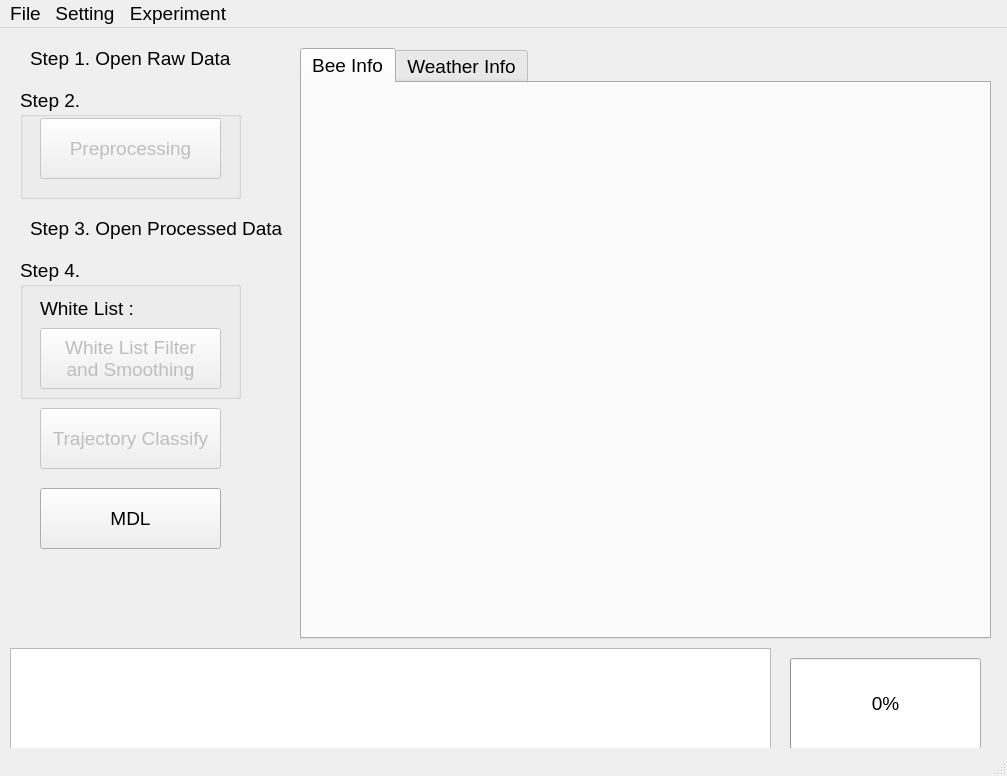
Above: dataprocesswindow.ui from jefftsai8049/In-hive_Honey_Bee_Monitoring_System before the change. Below: the same form after it.
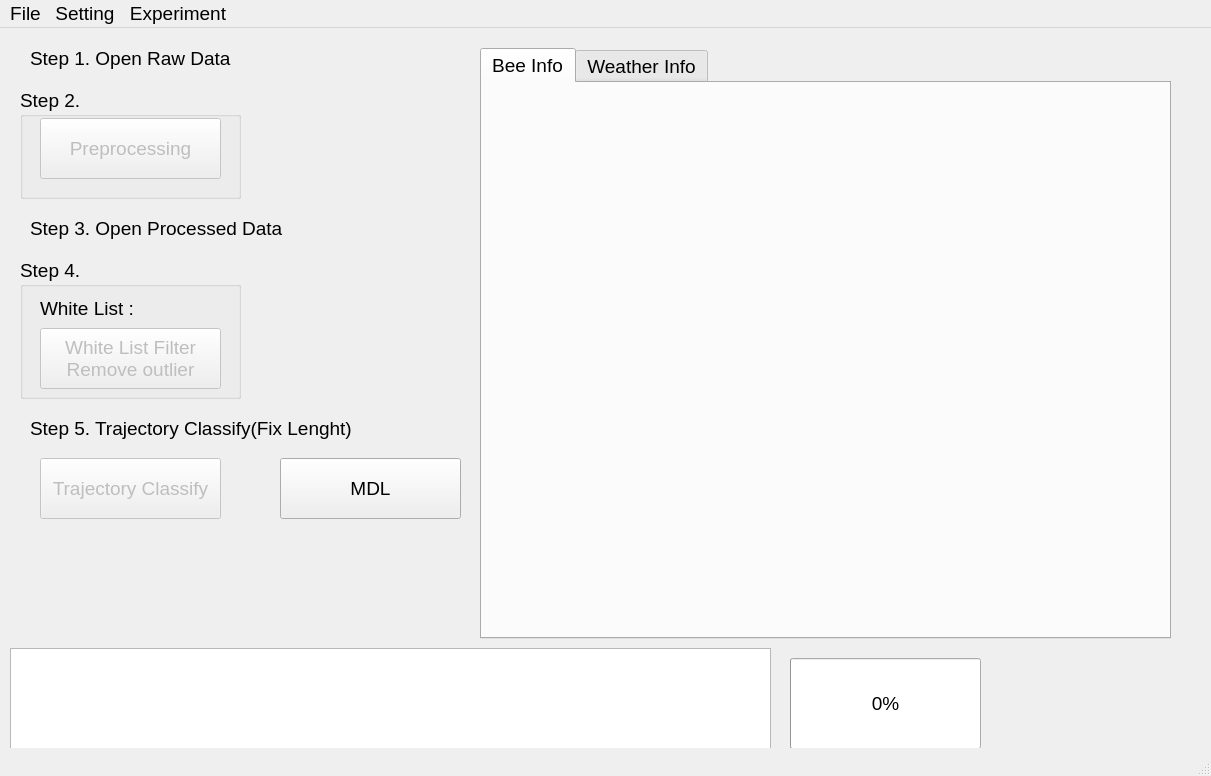
That is the form after the change. Custom widgets are drawn as their Qt base class.

Commit message: remove outlier ok

What changed in the file:
```diff
--- a/dataprocesswindow.ui
+++ b/dataprocesswindow.ui
@@ -6,7 +6,7 @@
    <rect>
     <x>0</x>
     <y>0</y>
-    <width>1007</width>
+    <width>1211</width>
     <height>776</height>
    </rect>
   </property>
@@ -142,15 +142,15 @@
       </rect>
      </property>
      <property name="text">
-      <string>White List Filter 
-and Smoothing</string>
+      <string>White List Filter
+Remove outlier</string>
      </property>
     </widget>
    </widget>
    <widget class="QTabWidget" name="tabWidget">
     <property name="geometry">
      <rect>
-      <x>300</x>
+      <x>480</x>
       <y>20</y>
       <width>691</width>
       <height>591</height>
@@ -213,8 +213,8 @@
    <widget class="QPushButton" name="mdl_pushButton">
     <property name="geometry">
      <rect>
-      <x>40</x>
-      <y>460</y>
+      <x>280</x>
+      <y>430</y>
       <width>181</width>
       <height>61</height>
      </rect>
@@ -230,7 +230,7 @@
     <property name="geometry">
      <rect>
       <x>40</x>
-      <y>380</y>
+      <y>430</y>
       <width>181</width>
       <height>61</height>
      </rect>
@@ -239,13 +239,26 @@
      <string>Trajectory Classify</string>
     </property>
    </widget>
+   <widget class="QLabel" name="label_3">
+    <property name="geometry">
+     <rect>
+      <x>30</x>
+      <y>380</y>
+      <width>331</width>
+      <height>41</height>
+     </rect>
+    </property>
+    <property name="text">
+     <string>Step 5. Trajectory Classify(Fix Lenght)</string>
+    </property>
+   </widget>
   </widget>
   <widget class="QMenuBar" name="menubar">
    <property name="geometry">
     <rect>
      <x>0</x>
      <y>0</y>
-     <width>1007</width>
+     <width>1211</width>
      <height>21</height>
     </rect>
    </property>
```
The commit also changes 2 other files.
